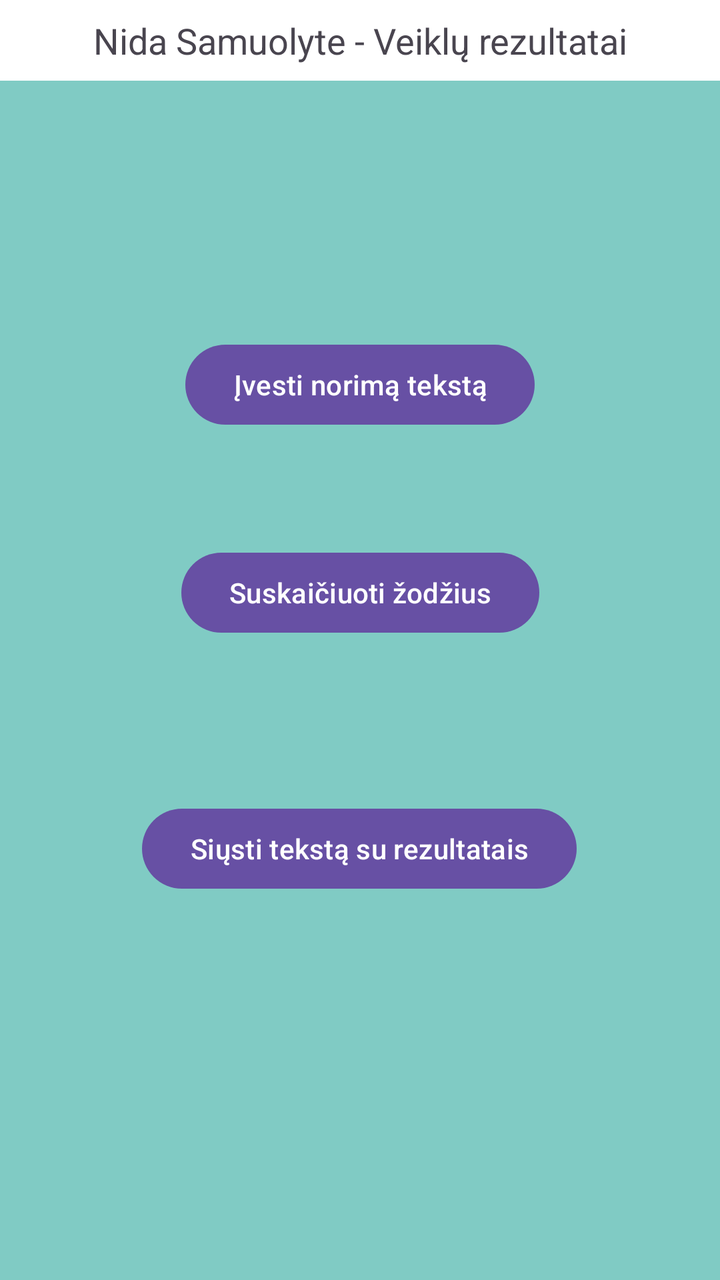
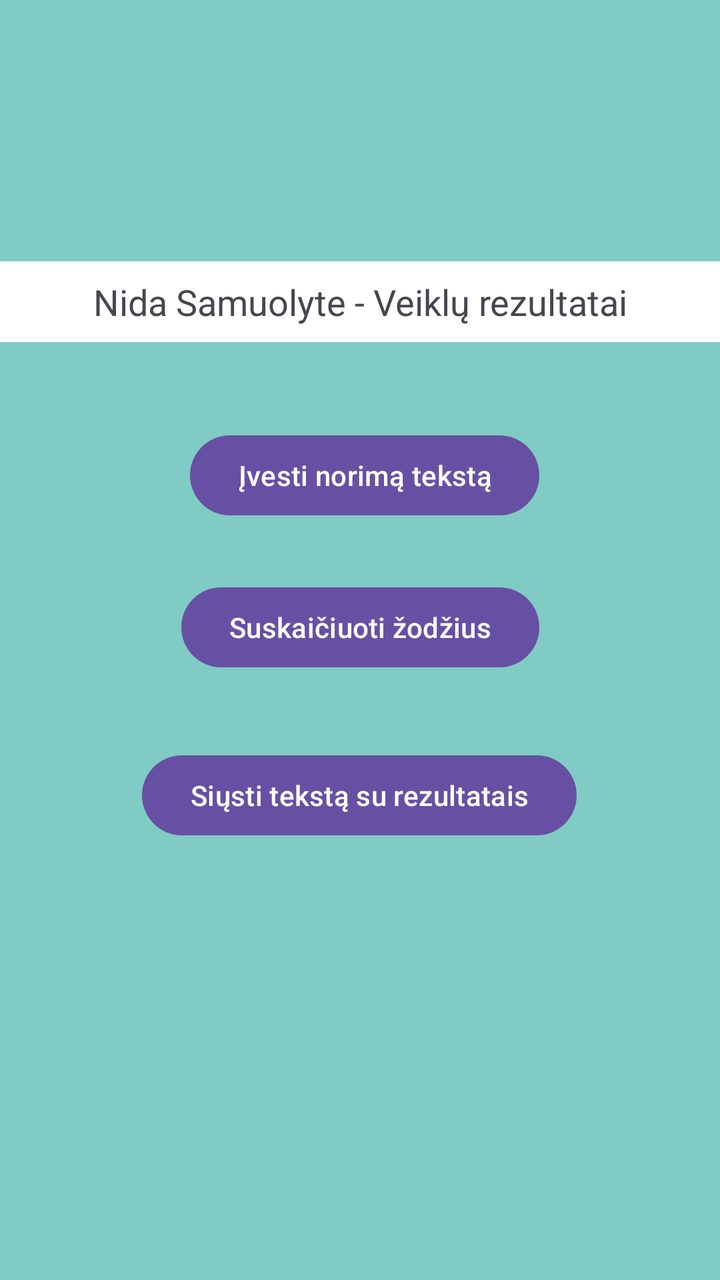

An Android layout rendered at two revisions. The XML below is the earlier revision; the diff shows what the commit changed to produce the second picture.
<!-- AndroidManifest.xml: application theme Theme.LabWork -->
<!-- res/layout/activity_main.xml -->
<?xml version="1.0" encoding="utf-8"?>
<androidx.constraintlayout.widget.ConstraintLayout xmlns:android="http://schemas.android.com/apk/res/android"
    xmlns:app="http://schemas.android.com/apk/res-auto"
    xmlns:tools="http://schemas.android.com/tools"
    android:id="@+id/main"
    android:layout_width="match_parent"
    android:layout_height="match_parent"
    android:background="#80CBC4"
    tools:context=".MainActivity">

    <TextView
        android:id="@+id/tvRezultatai"
        android:layout_width="0dp"
        android:layout_height="wrap_content"
        android:background="#FFFFFF"
        android:padding="8dp"
        android:text="Nida Samuolyte - Veiklų rezultatai"
        android:textSize="18sp"
        android:textAlignment="center"
        app:layout_constraintTop_toTopOf="parent"
        app:layout_constraintStart_toStartOf="parent"
        app:layout_constraintEnd_toEndOf="parent" />

    <Button
        android:id="@+id/btnIvesti"
        android:layout_width="wrap_content"
        android:layout_height="wrap_content"
        android:layout_marginTop="128dp"
        android:text="Įvesti norimą tekstą"
        app:layout_constraintEnd_toEndOf="parent"
        app:layout_constraintStart_toStartOf="parent"
        app:layout_constraintTop_toBottomOf="@id/tvRezultatai" />

    <Button
        android:id="@+id/btnSkaiciuoti"
        android:layout_width="wrap_content"
        android:layout_height="wrap_content"
        android:layout_marginTop="56dp"
        android:text="Suskaičiuoti žodžius"
        app:layout_constraintEnd_toEndOf="parent"
        app:layout_constraintStart_toStartOf="parent"
        app:layout_constraintTop_toBottomOf="@id/btnIvesti" />

    <Button
        android:id="@+id/btnSiusti"
        android:layout_width="wrap_content"
        android:layout_height="wrap_content"
        android:layout_marginTop="80dp"
        android:text="Siųsti tekstą su rezultatais"
        app:layout_constraintEnd_toEndOf="parent"
        app:layout_constraintHorizontal_bias="0.497"
        app:layout_constraintStart_toStartOf="parent"
        app:layout_constraintTop_toBottomOf="@id/btnSkaiciuoti" />

</androidx.constraintlayout.widget.ConstraintLayout>
<!-- resources referenced by this layout -->
<resources>
  <style name="Theme.LabWork" parent="Base.Theme.LabWork" />
  <style name="Base.Theme.LabWork" parent="Theme.Material3.DayNight.NoActionBar">
          
          
      </style>
</resources>

<!-- the commit's change to res/layout/activity_main.xml (unified diff, before → after) -->
@@ -15,41 +15,50 @@
         android:background="#FFFFFF"
         android:padding="8dp"
         android:text="Nida Samuolyte - Veiklų rezultatai"
+        android:textAlignment="center"
         android:textSize="18sp"
-        android:textAlignment="center"
+        app:layout_constraintBottom_toBottomOf="parent"
+        app:layout_constraintEnd_toEndOf="parent"
+        app:layout_constraintHorizontal_bias="0.0"
+        app:layout_constraintStart_toStartOf="parent"
         app:layout_constraintTop_toTopOf="parent"
-        app:layout_constraintStart_toStartOf="parent"
-        app:layout_constraintEnd_toEndOf="parent" />
+        app:layout_constraintVertical_bias="0.218" />
 
     <Button
         android:id="@+id/btnIvesti"
         android:layout_width="wrap_content"
         android:layout_height="wrap_content"
-        android:layout_marginTop="128dp"
         android:text="Įvesti norimą tekstą"
+        app:layout_constraintBottom_toBottomOf="parent"
         app:layout_constraintEnd_toEndOf="parent"
+        app:layout_constraintHorizontal_bias="0.512"
         app:layout_constraintStart_toStartOf="parent"
-        app:layout_constraintTop_toBottomOf="@id/tvRezultatai" />
+        app:layout_constraintTop_toTopOf="parent"
+        app:layout_constraintVertical_bias="0.361" />
 
     <Button
         android:id="@+id/btnSkaiciuoti"
         android:layout_width="wrap_content"
         android:layout_height="wrap_content"
-        android:layout_marginTop="56dp"
+        android:layout_marginTop="28dp"
         android:text="Suskaičiuoti žodžius"
+        app:layout_constraintBottom_toBottomOf="parent"
         app:layout_constraintEnd_toEndOf="parent"
         app:layout_constraintStart_toStartOf="parent"
-        app:layout_constraintTop_toBottomOf="@id/btnIvesti" />
+        app:layout_constraintTop_toBottomOf="@id/btnIvesti"
+        app:layout_constraintVertical_bias="0.0" />
 
     <Button
         android:id="@+id/btnSiusti"
         android:layout_width="wrap_content"
         android:layout_height="wrap_content"
-        android:layout_marginTop="80dp"
+        android:layout_marginTop="36dp"
         android:text="Siųsti tekstą su rezultatais"
+        app:layout_constraintBottom_toBottomOf="parent"
         app:layout_constraintEnd_toEndOf="parent"
         app:layout_constraintHorizontal_bias="0.497"
         app:layout_constraintStart_toStartOf="parent"
-        app:layout_constraintTop_toBottomOf="@id/btnSkaiciuoti" />
+        app:layout_constraintTop_toBottomOf="@id/btnSkaiciuoti"
+        app:layout_constraintVertical_bias="0.0" />
 
 </androidx.constraintlayout.widget.ConstraintLayout>
